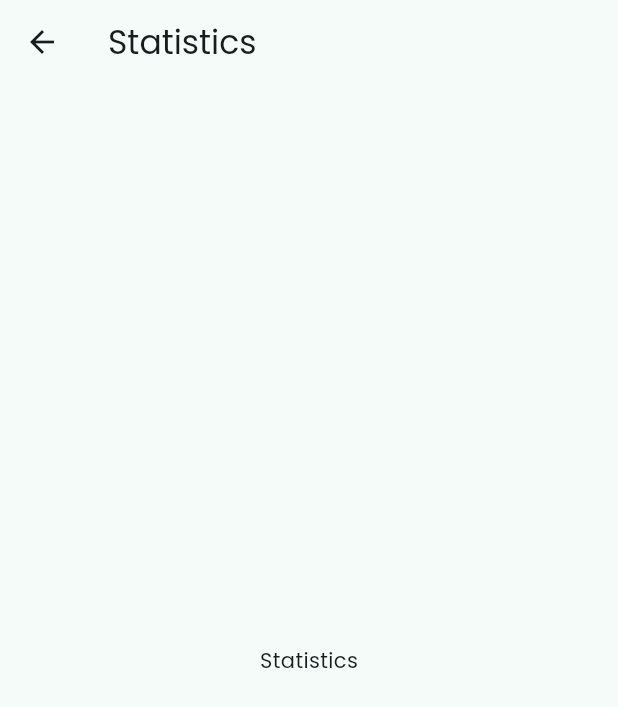
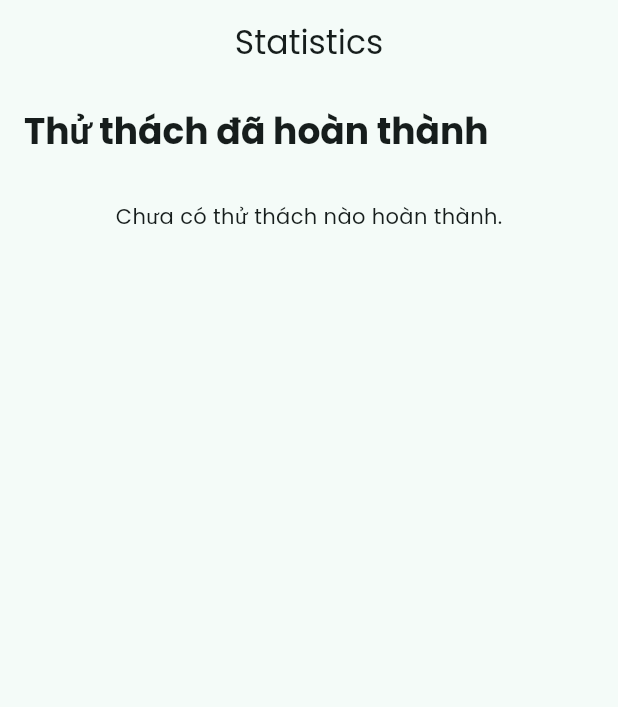
Before and after one commit to truong180805/2025_LTTBDD_N05_Nhom_8, a Flutter app: the StatisticsScreen screen opened directly, on a phone screen of 412 x 824 dp. Shown: the top 707 px of the screen. Run offline on Flutter 3.47's test engine with Material 3 defaults, Android fonts, the light colour scheme and no system bars; our stand-ins replace confetti, google_fonts, percent_indicator, table_calendar.

Commit message:
them chinh sua ve lop Habit va cai thien giao dien

```diff
--- a/mini_habit_challenge/lib/providers/habit_provider.dart
+++ b/mini_habit_challenge/lib/providers/habit_provider.dart
@@ -8,8 +8,7 @@ DateTime _dateOnly(DateTime dt) {
 }
 
 class HabitProvider with ChangeNotifier {
-  List<Habit> _habits = [
-    // --- (DỮ LIỆU MẪU MỚI) ---
+   final List<Habit> _habits = [
     Habit(
       name: "Uống 2 lít nước",
       type: HabitType.daily, // Hàng ngày
@@ -25,7 +24,25 @@ class HabitProvider with ChangeNotifier {
     ),
   ];
 
-  // --- (GETTER MỚI) Phân loại 2 danh sách ---
+  List<Habit> _completedHabits = [];
+  Habit? _justCompletedHabit;
+
+  List<Habit> get completedHabits => _completedHabits;
+
+  Habit? get justCompletedHabit => _justCompletedHabit;
+
+  void clearJustCompletedHabit() {
+    _justCompletedHabit = null;
+  }
+
+  void _handleHabitCompletionCheck(Habit habit) {
+    if (habit.isChallengeFullyCompleted) {
+      _habits.remove(habit); // 2. Xóa khỏi danh sách chính
+      _completedHabits.add(habit); // 3. Thêm vào danh sách hoàn thành
+      _justCompletedHabit = habit; // 4. Đặt cờ để UI biết và kích hoạt confetti
+    }
+  }
+
   List<Habit> get habits => _habits;
 
   List<Habit> get dailyHabits {
@@ -68,7 +85,7 @@ class HabitProvider with ChangeNotifier {
       // Lấy trạng thái hiện tại (hoặc false nếu chưa có) và đảo ngược nó
       final bool isCompleted = habit.completionLog[today] ?? false;
       habit.completionLog[today] = !isCompleted;
-
+      _handleHabitCompletionCheck(habit);
       notifyListeners();
     } catch (e) {
       print("Lỗi khi toggle ngày: $e");
@@ -84,7 +101,7 @@ class HabitProvider with ChangeNotifier {
       // Đảo ngược trạng thái
       final bool isCompleted = habit.completionLog[dateOnly] ?? false;
       habit.completionLog[dateOnly] = !isCompleted;
-
+      _handleHabitCompletionCheck(habit);
       notifyListeners();
     } catch (e) {
       print("Lỗi khi toggle ngày $date: $e");
--- a/mini_habit_challenge/lib/screens/completion_screen.dart
+++ b/mini_habit_challenge/lib/screens/completion_screen.dart
@@ -62,7 +62,7 @@ class _CompletionScreenState extends State<CompletionScreen> {
                   child: Text(l10n.createNewChallenge),
                   onPressed: () {
                     // Quay về màn hình đầu tiên
-                    Navigator.popUntil(context, (route) => route.isFirst);
+                    Navigator.pop(context);
                   },
                 ),
               ],
--- a/mini_habit_challenge/lib/screens/statistics_screen.dart
+++ b/mini_habit_challenge/lib/screens/statistics_screen.dart
@@ -1,19 +1,71 @@
 import 'package:flutter/material.dart';
 import 'package:mini_habit_challenge/l10n/app_localizations.dart';
+import 'package:provider/provider.dart';
+import '../providers/habit_provider.dart';
 
 class StatisticsScreen extends StatelessWidget {
-  const StatisticsScreen({super.key});
+  const StatisticsScreen({Key? key}) : super(key: key);
 
   @override
   Widget build(BuildContext context) {
     final l10n = AppLocalizations.of(context)!;
+    final theme = Theme.of(context);
+
+    // Dùng 'watch' để lắng nghe thay đổi
+    final provider = context.watch<HabitProvider>();
+    final completedHabits = provider.completedHabits;
 
     return Scaffold(
       appBar: AppBar(
         title: Text(l10n.tabStatistics),
+        automaticallyImplyLeading: false,
+        centerTitle: true,
       ),
-      body: Center(
-        child: Text(l10n.tabStatistics),
+      body: ListView(
+        padding: EdgeInsets.all(16),
+        children: [
+          // --- (PHẦN MỚI) ---
+          Text(
+            "Thử thách đã hoàn thành", // (Sẽ thêm l10n sau)
+            style: theme.textTheme.headlineSmall?.copyWith(
+              fontWeight: FontWeight.bold,
+            ),
+          ),
+          SizedBox(height: 10),
+
+          if (completedHabits.isEmpty)
+            Center(
+              child: Padding(
+                padding: const EdgeInsets.all(20.0),
+                child: Text("Chưa có thử thách nào hoàn thành."),
+              ),
+            )
+          else
+            // Xây dựng danh sách từ _completedHabits
+            ListView.builder(
+              shrinkWrap: true,
+              physics: NeverScrollableScrollPhysics(),
+              itemCount: completedHabits.length,
+              itemBuilder: (context, index) {
+                final habit = completedHabits[index];
+                return Card(
+                  margin: EdgeInsets.symmetric(vertical: 8),
+                  elevation: 2,
+                  shape: RoundedRectangleBorder(
+                    borderRadius: BorderRadius.circular(12),
+                  ),
+                  child: ListTile(
+                    leading: Icon(Icons.check_circle, color: Colors.green, size: 30),
+                    title: Text(habit.name, style: TextStyle(fontWeight: FontWeight.bold)),
+                    subtitle: Text("Đã hoàn thành ${habit.totalDays} ngày"),
+                  ),
+                );
+              },
+            ),
+
+          // (Bạn có thể thêm các thống kê khác ở đây sau)
+          // Ví dụ: Thống kê chuỗi, v.v.
+        ],
       ),
     );
   }
```
Also changed, not shown: mini_habit_challenge/lib/models/habit.dart (+10 -0 lines), mini_habit_challenge/lib/screens/challenge_list_screen.dart (+24 -1 lines), mini_habit_challenge/lib/screens/habit_detail_screen.dart (+32 -3 lines).
